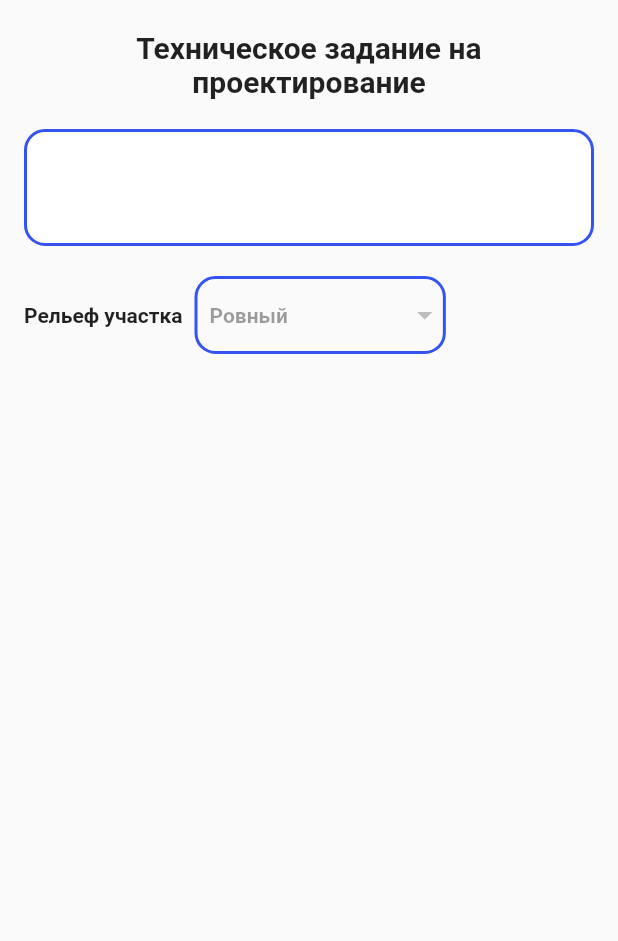
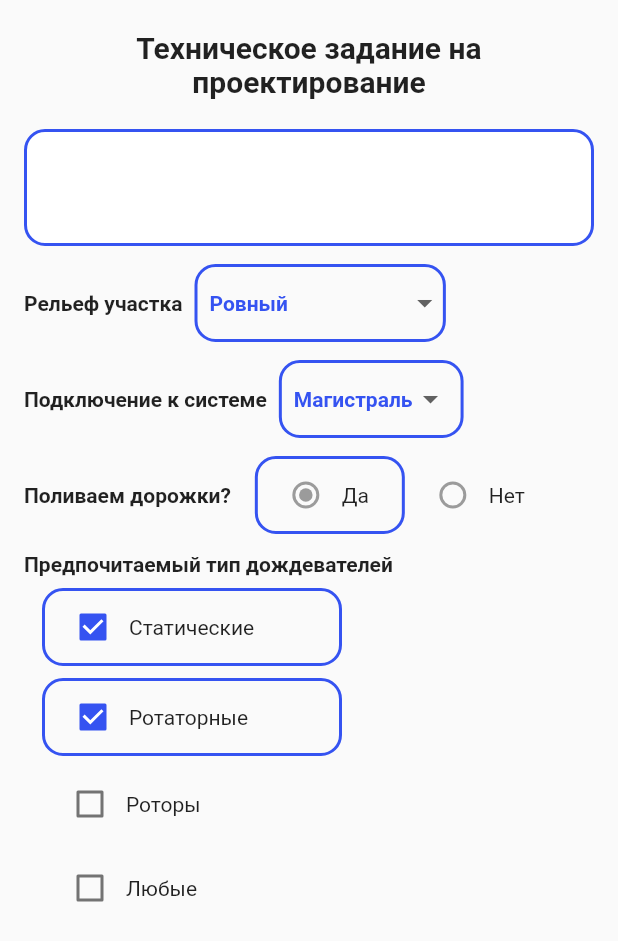
Before and after one commit to 8847141/flutter_web, a Flutter app: the screen it shows after launch, on a phone screen of 412 x 824 dp. Shown: the top 941 px of the screen. Run offline on Flutter 3.47's test engine with Material 2 defaults, Android fonts, the phone set to English and light mode, and no system bars.

Commit message:
Designed new elements

```diff
--- a/lib/constants.dart
+++ b/lib/constants.dart
@@ -23,3 +23,15 @@ const InputDecoration kTextFormInputDecoration = InputDecoration(
   filled: true,
   fillColor: Colors.white,
 );
+
+final Decoration kDropdownButtonDecoration = BoxDecoration(
+  border: Border.all(
+    color: kMainColor,
+    width: 2,
+  ),
+  borderRadius: BorderRadius.circular(14),
+);
+
+const TextStyle kMainTextStyle = TextStyle(
+  fontWeight: FontWeight.bold,
+);
--- a/lib/main.dart
+++ b/lib/main.dart
@@ -56,10 +56,15 @@ class MyHomePage extends StatelessWidget {
                 ),
               ),
             ),
-            const SizedBox(
-              height: 20,
-            ),
+            const SizedBox(height: 12),
             _terrain(),
+            const SizedBox(height: 12),
+            _connectionType(),
+            const SizedBox(height: 12),
+            _path(),
+            const SizedBox(height: 12),
+            _nozzlesType(),
+            const SizedBox(height: 12),
           ],
         ),
       ),
@@ -71,18 +76,12 @@ class MyHomePage extends StatelessWidget {
       children: [
         const Text(
           'Рельеф участка',
-          style: TextStyle(fontWeight: FontWeight.bold),
+          style: kMainTextStyle,
         ),
         const SizedBox(width: 8),
         Container(
           padding: const EdgeInsets.fromLTRB(8, 0, 0, 0),
-          decoration: BoxDecoration(
-            border: Border.all(
-              color: kMainColor,
-              width: 2,
-            ),
-            borderRadius: BorderRadius.circular(14),
-          ),
+          decoration: kDropdownButtonDecoration,
           child: DropdownButton<String>(
             value: 'Ровный',
             icon: const Icon(Icons.arrow_drop_down),
@@ -93,7 +92,7 @@ class MyHomePage extends StatelessWidget {
             underline: const SizedBox(
               height: 0,
             ),
-            onChanged: null,
+            onChanged: (_) {},
             items: <String>['Ровный', 'С перепадом высот']
                 .map<DropdownMenuItem<String>>((value) {
               return DropdownMenuItem<String>(
@@ -110,18 +109,14 @@ class MyHomePage extends StatelessWidget {
   Widget _connectionType() {
     return Row(
       children: [
-        const SizedBox(width: 16),
-        const Text('Подключение к системе'),
-        const SizedBox(width: 16),
+        const Text(
+          'Подключение к системе',
+          style: kMainTextStyle,
+        ),
+        const SizedBox(width: 8),
         Container(
           padding: const EdgeInsets.fromLTRB(8, 0, 8, 0),
-          decoration: BoxDecoration(
-            border: Border.all(
-              color: kMainColor,
-              width: 2,
-            ),
-            borderRadius: BorderRadius.circular(12),
-          ),
+          decoration: kDropdownButtonDecoration,
           child: DropdownButton<String>(
             value: 'Магистраль',
             icon: const Icon(Icons.arrow_drop_down),
@@ -132,7 +127,7 @@ class MyHomePage extends StatelessWidget {
             underline: const SizedBox(
               height: 0,
             ),
-            onChanged: null,
+            onChanged: (_) {},
             items: <String>[
               'Магистраль',
               'Емкость',
@@ -148,7 +143,6 @@ class MyHomePage extends StatelessWidget {
             }).toList(),
           ),
         ),
-        const SizedBox(width: 16),
       ],
     );
   }
@@ -156,26 +150,45 @@ class MyHomePage extends StatelessWidget {
   Widget _path() {
     return Row(
       children: [
-        const SizedBox(width: 16),
-        const Text('Поливаем дорожки?'),
+        const Text(
+          'Поливаем дорожки?',
+          style: kMainTextStyle,
+        ),
         const SizedBox(width: 16),
         Row(
-          children: <Widget>[
-            Row(
           children: [
-                const Radio(value: false, groupValue: null, onChanged: null),
+            Container(
+              padding: const EdgeInsets.fromLTRB(8, 0, 8, 0),
+              decoration: kDropdownButtonDecoration,
+              width: 100.0,
+              child: Row(
+                children: [
+                  const Radio(
+                    value: true,
+                    groupValue: true,
+                    onChanged: null,
+                  ),
                   const Text('Да'),
                 ],
               ),
-            Row(
+            ),
+            Container(
+              padding: const EdgeInsets.fromLTRB(8, 0, 8, 0),
+              //decoration: kDropdownButtonDecoration,
+              width: 100.0,
+              child: Row(
                 children: [
-                const Radio(value: false, groupValue: null, onChanged: null),
+                  const Radio(
+                    value: false,
+                    groupValue: null,
+                    onChanged: null,
+                  ),
                   const Text('Нет'),
                 ],
               ),
+            ),
           ],
         ),
-        const SizedBox(width: 16),
       ],
     );
   }
@@ -183,53 +196,92 @@ class MyHomePage extends StatelessWidget {
   Widget _nozzlesType() {
     return Column(
       children: [
-        const Padding(
-          padding: EdgeInsets.fromLTRB(16, 0, 16, 0),
-          child: Align(
+        const Align(
           alignment: Alignment.centerLeft,
-            child: Text('Предпочитаемый тип дождевателя'),
+          child: Text(
+            'Предпочитаемый тип дождевателей',
+            style: kMainTextStyle,
           ),
         ),
-        const SizedBox(width: 8),
+        const SizedBox(height: 8.0),
         Padding(
           padding: kChecboxesPadding,
           child: Column(
             children: [
-              Row(
+              Align(
+                alignment: Alignment.centerLeft,
+                child: Container(
+                  padding: const EdgeInsets.fromLTRB(8, 0, 8, 0),
+                  decoration: kDropdownButtonDecoration,
+                  width: 200.0,
+                  child: Row(
                     children: [
                       Checkbox(
-                    value: false,
+                        activeColor: kMainColor,
+                        value: true,
                         onChanged: (_) {},
                       ),
                       const Text('Статические')
                     ],
                   ),
-              Row(
+                ),
+              ),
+              const SizedBox(height: 8.0),
+              Align(
+                alignment: Alignment.centerLeft,
+                child: Container(
+                  padding: const EdgeInsets.fromLTRB(8, 0, 8, 0),
+                  decoration: kDropdownButtonDecoration,
+                  width: 200.0,
+                  child: Row(
                     children: [
                       Checkbox(
-                    value: false,
+                        activeColor: kMainColor,
+                        value: true,
                         onChanged: (_) {},
                       ),
                       const Text('Ротаторные')
                     ],
                   ),
-              Row(
+                ),
+              ),
+              const SizedBox(height: 8.0),
+              Align(
+                alignment: Alignment.centerLeft,
+                child: Container(
+                  padding: const EdgeInsets.fromLTRB(8, 0, 8, 0),
+                  //decoration: kDropdownButtonDecoration,
+                  width: 200.0,
+                  child: Row(
                     children: [
                       Checkbox(
+                        activeColor: kMainColor,
                         value: false,
                         onChanged: (_) {},
                       ),
                       const Text('Роторы')
                     ],
                   ),
-              Row(
+                ),
+              ),
+              const SizedBox(height: 8.0),
+              Align(
+                alignment: Alignment.centerLeft,
+                child: Container(
+                  padding: const EdgeInsets.fromLTRB(8, 0, 8, 0),
+                  //decoration: kDropdownButtonDecoration,
+                  width: 200.0,
+                  child: Row(
                     children: [
                       Checkbox(
+                        activeColor: kMainColor,
                         value: false,
                         onChanged: (_) {},
                       ),
                       const Text('Любые')
                     ],
+                  ),
+                ),
               ),
             ],
           ),
```
Also changed, not shown: 1 other file. Lines whose indentation alone changed are shown as unchanged.
